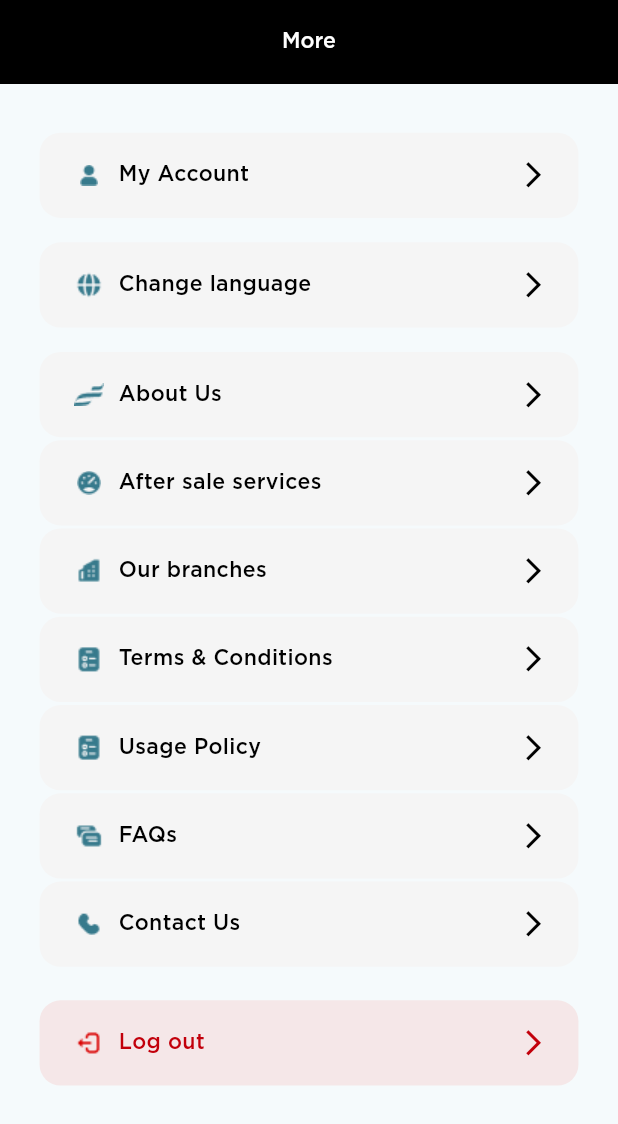
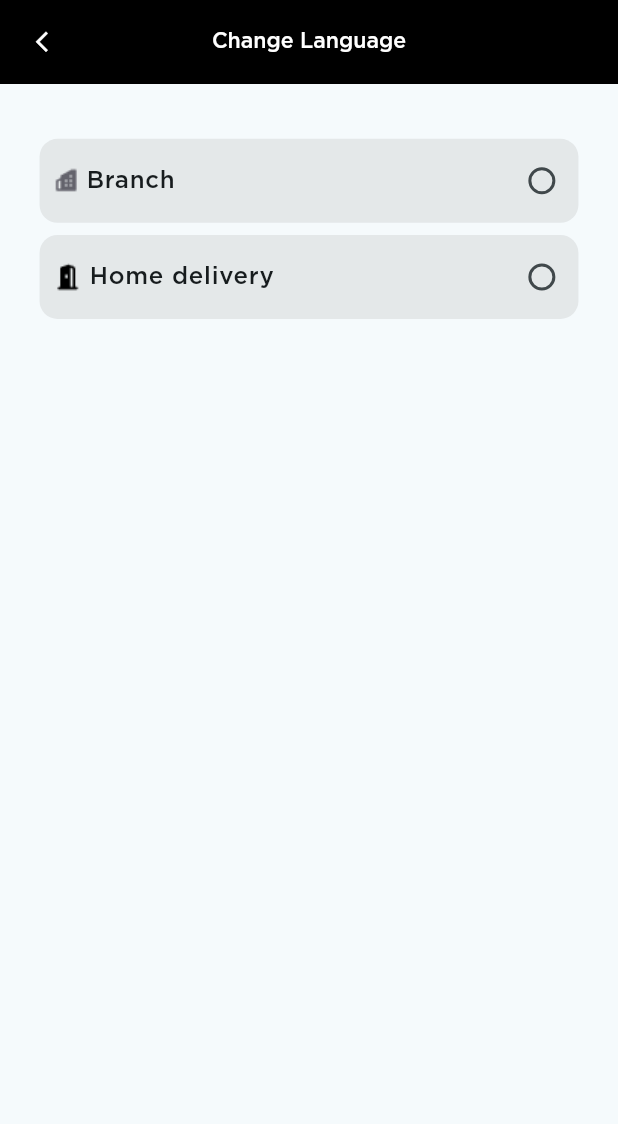
Before and after one commit to ezzAboElmakarem/bin-Omaria-Motors, a Flutter app: the MoreView screen opened directly, after a tap on "Change language", on a phone screen of 412 x 824 dp. Shown: the top 1124 px of the screen. Run offline on Flutter 3.47's test engine with Material 3 defaults, Android fonts, the light colour scheme and no system bars; our stand-ins replace card_swiper, carousel_slider, country_code_picker, dio, easy_localization, flutter_image_compress and 7 more; accounts and stored records are empty; statements that could not run were skipped.

Commit message:
feat (change_language) : build change lang UI

```diff
--- a/assets/lang/en.json
+++ b/assets/lang/en.json
@@ -116,6 +116,7 @@
     "log_out" : "Log out",
     "change_password" : "Change password",
     "save_changes" : "Save changes",
-    "delete_account" : "Delete account"
+    "delete_account" : "Delete account",
+    "change_lang" : "Change Language"
 
 }
--- /dev/null
+++ b/lib/features/change_language/views/change_lang_view.dart
@@ -0,0 +1,76 @@
+import 'dart:developer';
+
+import 'package:bin_omaira_motors/helper/assets.dart';
+import 'package:bin_omaira_motors/helper/text_styles.dart';
+import 'package:bin_omaira_motors/widgets/custom_app_bar.dart';
+import 'package:bin_omaira_motors/widgets/custom_radio_title.dart';
+import 'package:easy_localization/easy_localization.dart';
+import 'package:flutter/material.dart';
+import 'package:flutter_screenutil/flutter_screenutil.dart';
+
+class ChangeLanguage extends StatefulWidget {
+  const ChangeLanguage({super.key});
+
+  @override
+  State<ChangeLanguage> createState() => _ChangeLanguageState();
+}
+
+class _ChangeLanguageState extends State<ChangeLanguage> {
+  String selectedOption = '';
+
+  List<Map<String, dynamic>> typesOptions = [
+    {
+      "id": 0,
+      "title": "branch".tr(),
+      "image_url": AssetsData.building,
+    },
+    {
+      "id": 1,
+      "title": "home_delivery".tr(),
+      "image_url": AssetsData.door,
+    },
+  ];
+  @override
+  Widget build(BuildContext context) {
+    return Scaffold(
+      appBar: CustomAppBar(
+        context: context,
+        title: "change_lang".tr(),
+        titleStyle: TextStyles.textstyle14.copyWith(
+          color: Colors.white,
+        ),
+      ),
+      body: Padding(
+        padding: EdgeInsets.symmetric(horizontal: 24.w, vertical: 32.h),
+        child: Column(
+          children: [
+            SizedBox(
+              height: 160.h,
+              width: double.infinity,
+              child: ListView.builder(
+                physics: const NeverScrollableScrollPhysics(),
+                itemBuilder: (context, index) => CustomRadioTileItem(
+                  imageurl: typesOptions[index]["image_url"],
+                  title: typesOptions[index]["title"],
+                  groupValue: selectedOption,
+                  value: typesOptions[index]["id"].toString(),
+                  onChanged: (value) {
+                    setState(
+                      () {
+                        selectedOption = value!;
+                        log(value);
+                      },
+                    );
+                  },
+                  selected:
+                      selectedOption == typesOptions[index]['id'].toString(),
+                ),
+                itemCount: typesOptions.length,
+              ),
+            ),
+          ],
+        ),
+      ),
+    );
+  }
+}
--- a/lib/features/more/view/more_view.dart
+++ b/lib/features/more/view/more_view.dart
@@ -1,3 +1,6 @@
+import 'dart:developer';
+
+import 'package:bin_omaira_motors/features/change_language/views/change_lang_view.dart';
 import 'package:bin_omaira_motors/features/more/widgets/more_section_item.dart';
 import 'package:bin_omaira_motors/features/my_account/views/my_account_view.dart';
 import 'package:bin_omaira_motors/helper/assets.dart';
@@ -42,7 +45,10 @@ class MoreView extends StatelessWidget {
               MoreSectionItem(
                 sectionTitle: "change_language".tr(),
                 sectionImage: AssetsData.language,
-                onTap: () {},
+                onTap: () {
+                  // log('message');
+                  RouteUtils.navigateTo(const ChangeLanguage());
+                },
                 navigationButton: true,
               ),
               SizedBox(
```
Also changed, not shown: lib/features/change_password/views/change_pass_view.dart (+2 -9 lines), lib/features/change_password/widgets/change_pass_button.dart (added, +21 -0 lines).
